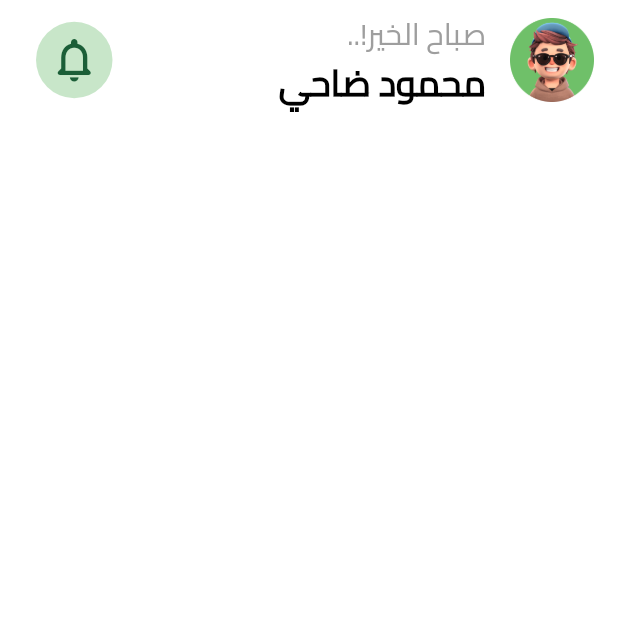
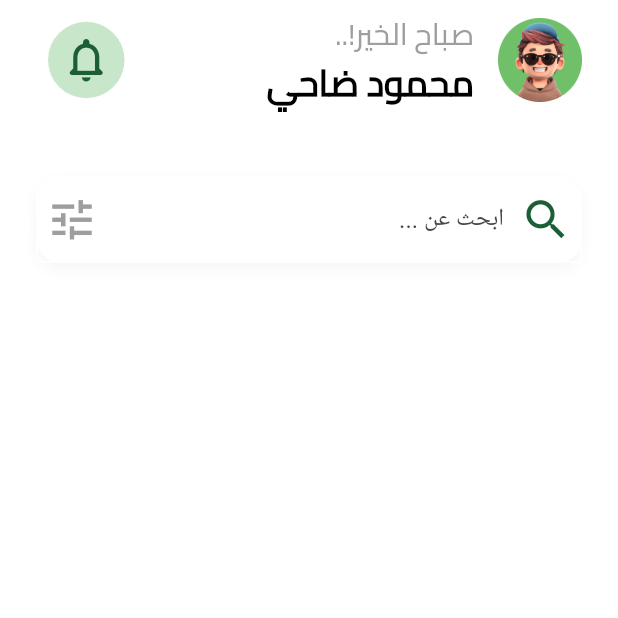
Before and after one commit to MahmoudDahy11/Fruits, a Flutter app: the HomeViewProduct screen opened by its route, on a phone screen of 412 x 824 dp, the top half of it. Run offline on Flutter 3.47's test engine with Material 3 defaults, Android fonts, the phone set to English and light mode, and no system bars; our stand-ins replace bloc, firebase_auth, firebase_core, flutter_bloc, flutter_svg, modal_progress_hud_nsn and 1 more; accounts and stored records are empty.

Commit message:
create custom text field of product page

```diff
--- /dev/null
+++ b/devtools_options.yaml
@@ -0,0 +1,3 @@
+description: This file stores settings for Dart & Flutter DevTools.
+documentation: https://docs.flutter.dev/tools/devtools/extensions#configure-extension-enablement-states
+extensions:
--- a/lib/features/shopping/presentation/views/home_view_product.dart
+++ b/lib/features/shopping/presentation/views/home_view_product.dart
@@ -1,5 +1,6 @@
-import 'package:e_commerce_app/features/shopping/presentation/views/widgets/custom_list_tile_info.dart';
 import 'package:flutter/material.dart';
+import 'widgets/custom_list_tile_info.dart';
+import 'widgets/custom_text_field_product.dart';
 
 class HomeViewProduct extends StatelessWidget {
   const HomeViewProduct({super.key});
@@ -7,7 +8,18 @@ class HomeViewProduct extends StatelessWidget {
   @override
   Widget build(BuildContext context) {
     return Scaffold(
-      body: SafeArea(child: Column(children: [CustomListTileInfo()])),
+      body: SafeArea(
+        child: Padding(
+          padding: const EdgeInsets.symmetric(horizontal: 8.0),
+          child: Column(
+            children: [
+              CustomListTileInfo(),
+              const SizedBox(height: 30),
+              CustomTextFieldProduct(),
+            ],
+          ),
+        ),
+      ),
     );
   }
 }
--- /dev/null
+++ b/lib/features/shopping/presentation/views/widgets/custom_text_field_product.dart
@@ -0,0 +1,39 @@
+import 'package:flutter/material.dart';
+
+import '../../../../../core/constant/constant.dart';
+
+class CustomTextFieldProduct extends StatelessWidget {
+  const CustomTextFieldProduct({super.key});
+
+  @override
+  Widget build(BuildContext context) {
+    return Container(
+      margin: EdgeInsets.symmetric(horizontal: 16, vertical: 8),
+      decoration: BoxDecoration(
+        borderRadius: BorderRadius.circular(16),
+        color: Colors.white,
+        boxShadow: [
+          BoxShadow(
+            color: Colors.grey.withValues(alpha: .1),
+            blurRadius: 8,
+            offset: const Offset(0, 4),
+          ),
+        ],
+      ),
+      child: TextFormField(
+        decoration: InputDecoration(
+          hintText: 'ابحث عن ...',
+          prefixIcon: Icon(Icons.search, color: Color(greenColor), size: 35),
+          suffixIcon: Icon(Icons.tune, color: Colors.grey, size: 35),
+          enabledBorder: OutlineInputBorder(
+            borderSide: BorderSide(color: Colors.white),
+          ),
+          focusedBorder: OutlineInputBorder(
+            borderRadius: BorderRadius.circular(16),
+            borderSide: BorderSide(color: Color(greenColor)),
+          ),
+        ),
+      ),
+    );
+  }
+}
--- a/pubspec.yaml
+++ b/pubspec.yaml
@@ -34,6 +34,7 @@ dependencies:
   firebase_core: ^4.0.0
   flutter:
     sdk: flutter
+  flutter_awesome_icon: ^0.0.1
   flutter_bloc: ^9.1.1
   flutter_intl: ^0.0.1
   flutter_localizations:
```
Also changed, not shown: pubspec.lock.
